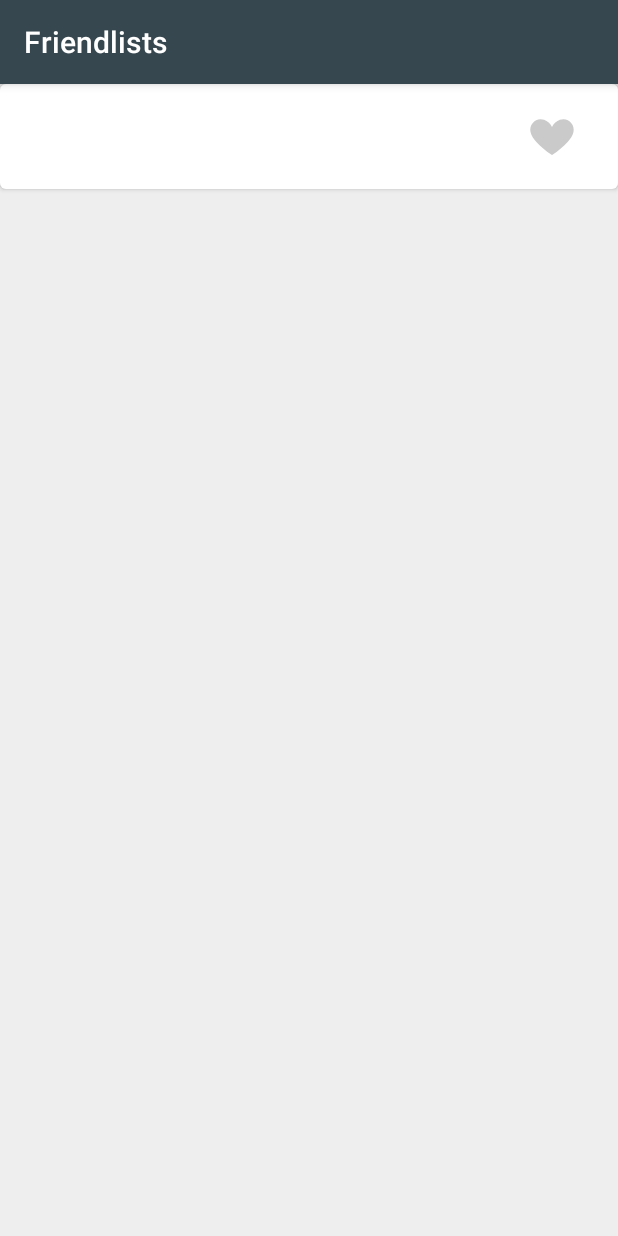
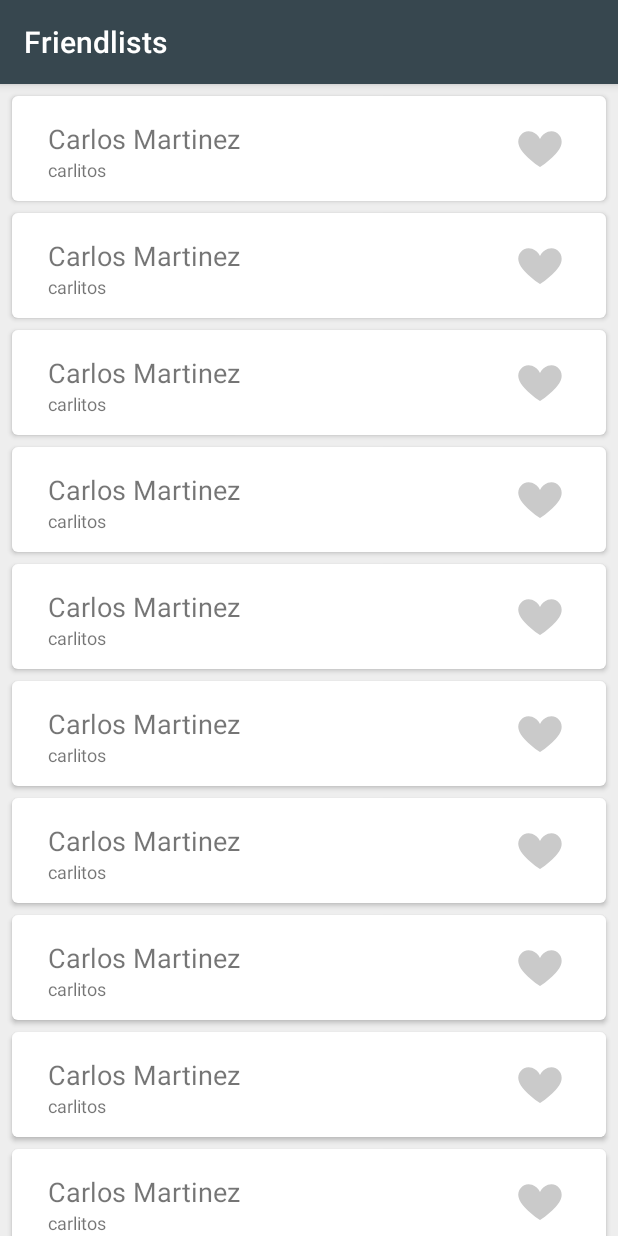
Before and after one commit to imcarlost/Friendlists, an Android app: the screen it shows after launch (MainActivity), on a phone screen of 412 x 824 dp. Run offline under Robolectric (Android 15) with nearby library versions, the phone set to English and light mode, and no system bars; our stand-ins replace Room's generated code, Timber.

Commit message:
implement recycler view for userlist

```diff
--- /dev/null
+++ b/base/src/main/java/com/hako/base/extensions/ListExtensions.kt
@@ -0,0 +1,23 @@
+package com.hako.base.extensions
+
+import androidx.recyclerview.widget.DiffUtil
+import androidx.recyclerview.widget.RecyclerView
+
+fun <T> RecyclerView.Adapter<*>.autoNotify(oldList: List<T>, newList: List<T>, compare: (T, T) -> Boolean) {
+    val diff = DiffUtil.calculateDiff(object : DiffUtil.Callback() {
+
+        override fun areItemsTheSame(oldItemPosition: Int, newItemPosition: Int): Boolean {
+            return compare(oldList[oldItemPosition], newList[newItemPosition])
+        }
+
+        override fun areContentsTheSame(oldItemPosition: Int, newItemPosition: Int): Boolean {
+            return oldList[oldItemPosition] == newList[newItemPosition]
+        }
+
+        override fun getOldListSize() = oldList.size
+
+        override fun getNewListSize() = newList.size
+    })
+
+    diff.dispatchUpdatesTo(this)
+}
--- a/base/src/main/java/com/hako/base/extensions/ViewExtensions.kt
+++ b/base/src/main/java/com/hako/base/extensions/ViewExtensions.kt
@@ -1,10 +1,11 @@
 package com.hako.base.extensions
 
 import android.view.LayoutInflater
+import android.view.View
 import android.view.ViewGroup
 import androidx.annotation.LayoutRes
 
-fun ViewGroup.inflate(@LayoutRes layout: Int, attachToRoot: Boolean = false) =
+fun ViewGroup.inflate(@LayoutRes layout: Int, attachToRoot: Boolean = false): View =
     LayoutInflater
         .from(context)
         .inflate(layout, this, attachToRoot)
--- a/userlist/src/main/java/com/hako/friendlist/feature/UserlistFragment.kt
+++ b/userlist/src/main/java/com/hako/friendlist/feature/UserlistFragment.kt
@@ -5,16 +5,63 @@ import android.view.LayoutInflater
 import android.view.View
 import android.view.ViewGroup
 import androidx.fragment.app.Fragment
+import androidx.recyclerview.widget.LinearLayoutManager
+import com.hako.base.extensions.toast
+import com.hako.friendlist.model.UserViewable
+import com.hako.friendlist.widget.UserlistAdapter
 import com.hako.friendlist_userlist.R
+import kotlinx.android.synthetic.main.fragment_userlist.*
 
 class UserlistFragment : Fragment() {
 
+    private val chatAdapter by lazy { UserlistAdapter() }
+
     override fun onCreateView(
-        inflater: LayoutInflater,
-        container: ViewGroup?,
-        savedInstanceState: Bundle?
-    ): View {
-        return inflater.inflate(R.layout.fragment_userlist, container, false)
+        inflater: LayoutInflater, container: ViewGroup?, savedInstanceState: Bundle?
+    ): View = inflater.inflate(R.layout.fragment_userlist, container, false)
+
+    override fun onViewCreated(view: View, savedInstanceState: Bundle?) {
+        super.onViewCreated(view, savedInstanceState)
+        setRecycler()
     }
 
+    private fun setRecycler() {
+        fragment_userlist_recycler_container.apply {
+            layoutManager = LinearLayoutManager(context)
+            adapter = chatAdapter.apply {
+                addAll(
+                    listOf(
+                        UserViewable(1, "Carlos Martinez", "carlitos"),
+                        UserViewable(2, "Carlos Martinez", "carlitos"),
+                        UserViewable(3, "Carlos Martinez", "carlitos"),
+                        UserViewable(4, "Carlos Martinez", "carlitos"),
+                        UserViewable(5, "Carlos Martinez", "carlitos"),
+                        UserViewable(6, "Carlos Martinez", "carlitos"),
+                        UserViewable(7, "Carlos Martinez", "carlitos"),
+                        UserViewable(8, "Carlos Martinez", "carlitos"),
+                        UserViewable(9, "Carlos Martinez", "carlitos"),
+                        UserViewable(10, "Carlos Martinez", "carlitos"),
+                        UserViewable(11, "Carlos Martinez", "carlitos"),
+                        UserViewable(12, "Carlos Martinez", "carlitos"),
+                        UserViewable(13, "Carlos Martinez", "carlitos"),
+                        UserViewable(14, "Carlos Martinez", "carlitos"),
+                        UserViewable(15, "Carlos Martinez", "carlitos"),
+                        UserViewable(16, "Carlos Martinez", "carlitos"),
+                        UserViewable(17, "Carlos Martinez", "carlitos"),
+                        UserViewable(18, "Carlos Martinez", "carlitos"),
+                        UserViewable(19, "Carlos Martinez", "carlitos"),
+                        UserViewable(20, "Carlos Martinez", "carlitos")
+                    )
+                )
+
+                onItemClick = {
+                    context.toast(it.realName)
+                }
+
+                onFavoriteClick = {
+                    context.toast(it.userName)
+                }
+            }
+        }
+    }
 }
--- /dev/null
+++ b/userlist/src/main/java/com/hako/friendlist/widget/UserlistAdapter.kt
@@ -0,0 +1,69 @@
+package com.hako.friendlist.widget
+
+import android.view.LayoutInflater
+import android.view.View
+import android.view.ViewGroup
+import androidx.recyclerview.widget.RecyclerView
+import com.hako.base.extensions.autoNotify
+import com.hako.friendlist.model.UserViewable
+import com.hako.friendlist_userlist.R
+import kotlinx.android.synthetic.main.item_user_card.view.*
+import kotlin.properties.Delegates
+
+class UserlistAdapter : RecyclerView.Adapter<RecyclerView.ViewHolder>() {
+
+    private var items by Delegates.observable(emptyList<UserViewable>()) { _, oldList, newList ->
+        autoNotify(oldList, newList) { old, new -> old.id == new.id }
+        notifyDataSetChanged()
+    }
+
+    var onItemClick: (UserViewable) -> Unit = { }
+    var onFavoriteClick: (UserViewable) -> Unit = { }
+
+    override fun onCreateViewHolder(parent: ViewGroup, viewType: Int): RecyclerView.ViewHolder =
+        UserViewHolder(
+            LayoutInflater
+                .from(parent.context)
+                .inflate(R.layout.item_user_card, parent, false),
+            onItemClick,
+            onFavoriteClick
+        )
+
+    fun getItem(position: Int) = items[position]
+
+    fun addAll(list: List<UserViewable>) {
+        items = list
+    }
+
+    override fun getItemCount() = items.size
+
+    override fun onBindViewHolder(viewholder: RecyclerView.ViewHolder, position: Int) =
+        when (viewholder) {
+            is UserViewHolder -> viewholder.bind(items[position])
+            else -> throw NoWhenBranchMatchedException("Undefined viewholder")
+        }
+}
+
+class UserViewHolder(private val view: View,
+                     private val onItemClick: (UserViewable) -> Unit,
+                     private val onFavoriteClick: (UserViewable) -> Unit) :
+    RecyclerView.ViewHolder(view) {
+
+    fun bind(user: UserViewable) = with(view) {
+        item_user_card_real_name.text = user.realName
+        item_user_card_user_name.text = user.userName
+        item_user_card_container.setOnClickListener {
+            onItemClick(user)
+        }
+        item_user_card_like_button.setOnClickListener {
+            onFavoriteClick(user)
+        }
+    }
+
+    private fun setFavorite(status: Boolean) {
+        when (status) {
+            true -> view.item_user_card_like_button.like()
+            false -> view.item_user_card_like_button.dislike()
+        }
+    }
+}
--- a/userlist/src/main/res/layout/fragment_userlist.xml
+++ b/userlist/src/main/res/layout/fragment_userlist.xml
@@ -3,10 +3,14 @@
     xmlns:app="http://schemas.android.com/apk/res-auto"
     android:layout_width="match_parent"
     android:layout_height="match_parent"
-    android:orientation="vertical">
+    android:orientation="vertical"
+    android:id="@+id/fragment_userlist_base">
 
-    <include
-        layout="@layout/item_user_card"
+    <androidx.recyclerview.widget.RecyclerView
+        android:id="@+id/fragment_userlist_recycler_container"
+        android:layout_width="match_parent"
+        android:layout_height="match_parent"
+        app:layout_constraintBottom_toBottomOf="parent"
         app:layout_constraintEnd_toEndOf="parent"
         app:layout_constraintStart_toStartOf="parent"
         app:layout_constraintTop_toTopOf="parent" />
--- a/userlist/src/main/res/layout/item_user_card.xml
+++ b/userlist/src/main/res/layout/item_user_card.xml
@@ -2,8 +2,12 @@
 <androidx.constraintlayout.widget.ConstraintLayout xmlns:android="http://schemas.android.com/apk/res/android"
     xmlns:app="http://schemas.android.com/apk/res-auto"
     xmlns:tools="http://schemas.android.com/tools"
+    android:id="@+id/item_user_card_container"
     android:layout_width="match_parent"
     android:layout_height="70dp"
+    android:layout_marginStart="8dp"
+    android:layout_marginTop="8dp"
+    android:layout_marginEnd="8dp"
     android:background="@drawable/bg_card"
     android:elevation="2dp"
     android:orientation="vertical">
```
Also changed, not shown: base/src/main/java/com/hako/base/extensions/ApplicationExtension.kt (added, +8 -0 lines), userlist/src/main/java/com/hako/friendlist/model/UserModels.kt (+11 -27 lines).
